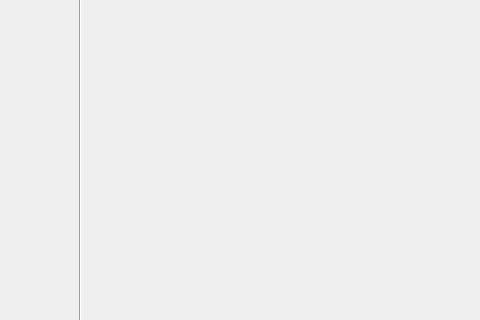
This is source/studentwindow.ui in Sodataco/exam-system as Qt 5 draws it before an edit; both pictures show x 320 to 800 and y 130 to 450 of the 800 by 450 pixel window. The edited form follows.
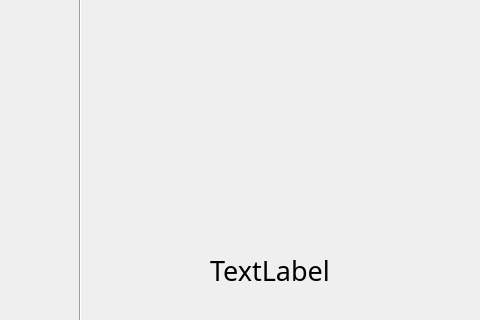
This is the edited form. Icons and pictures are not drawn.

```diff
--- a/source/studentwindow.ui
+++ b/source/studentwindow.ui
@@ -325,6 +325,25 @@
     <bool>true</bool>
    </property>
   </widget>
+  <widget class="QLabel" name="dateLabel">
+   <property name="geometry">
+    <rect>
+     <x>530</x>
+     <y>370</y>
+     <width>171</width>
+     <height>61</height>
+    </rect>
+   </property>
+   <property name="font">
+    <font>
+     <family>华文彩云</family>
+     <pointsize>20</pointsize>
+    </font>
+   </property>
+   <property name="text">
+    <string>TextLabel</string>
+   </property>
+  </widget>
  </widget>
  <resources>
   <include location="res.qrc"/>
```
